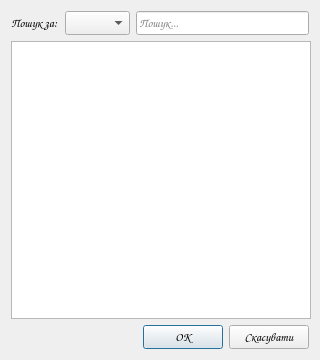
Before: the Qt Designer form bindeventdialog.ui in moz6go/NesterDentalClinic, drawn with Qt 5.
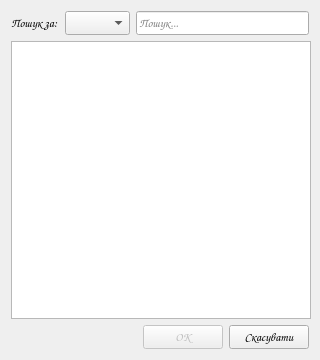
After: the same form once the commit is applied. Icons and pictures are not drawn.

Diff of the .ui file:
```diff
--- a/bindeventdialog.ui
+++ b/bindeventdialog.ui
@@ -112,6 +112,9 @@
      </item>
      <item>
       <widget class="QPushButton" name="ok_pb">
+       <property name="enabled">
+        <bool>false</bool>
+       </property>
        <property name="text">
         <string>ОК</string>
        </property>
```
